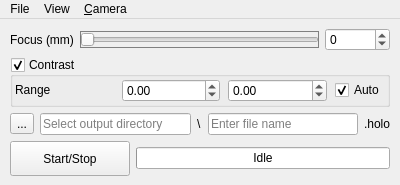
DigitalHolography/Holovibes, file Holovibes/assets/ui/lightui.ui: the form before one commit.
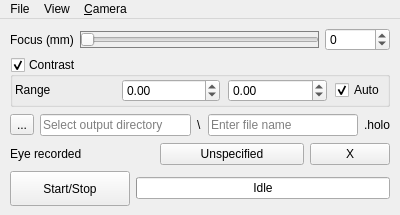
The form after the commit. Custom widgets are drawn as their Qt base class.

Patch:
```diff
--- a/Holovibes/assets/ui/lightui.ui
+++ b/Holovibes/assets/ui/lightui.ui
@@ -7,7 +7,7 @@
     <x>0</x>
     <y>0</y>
     <width>400</width>
-    <height>139</height>
+    <height>215</height>
    </rect>
   </property>
   <property name="minimumSize">
@@ -267,6 +267,40 @@
       </item>
      </layout>
     </item>
+    <item>
+     <layout class="QGridLayout" name="recordedEyeGridLayout">
+      <item row="0" column="0" colspan="3">
+       <widget class="QLabel" name="RecordedEyeLabel">
+        <property name="toolTip">
+         <string>Which eye is being recorded.</string>
+        </property>
+        <property name="text">
+         <string>Eye recorded</string>
+        </property>
+       </widget>
+      </item>
+      <item row="0" column="3" colspan="3">
+       <widget class="QPushButton" name="RecordedEyePushButton">
+        <property name="toolTip">
+         <string>Switch between left and right eye</string>
+        </property>
+        <property name="text">
+         <string>Unspecified</string>
+        </property>
+       </widget>
+      </item>
+      <item row="0" column="6">
+       <widget class="QPushButton" name="ResetRecordedEyePushButton">
+        <property name="toolTip">
+         <string>Cancel the eye choice and sets it back to unspecified</string>
+        </property>
+        <property name="text">
+         <string>X</string>
+        </property>
+       </widget>
+      </item>
+     </layout>
+    </item>
     <item>
      <layout class="QHBoxLayout" name="horizontalLayout_2">
       <item>
```
Left out of the diff: 46 changed lines with no effect on the pictures. Lines whose indentation alone changed are shown as unchanged.
